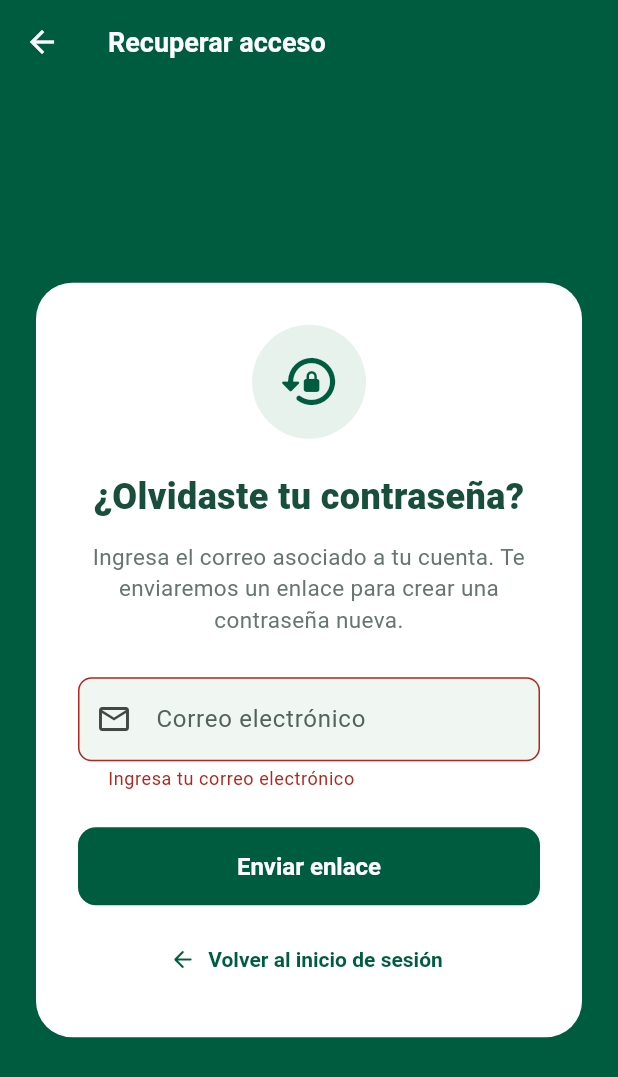
After one commit to JuanEraso23/genli_conecta, a Flutter app: the PasswordRecoveryScreen screen opened by its route, after a tap on "Enviar enlace", on a phone screen of 412 x 824 dp. The commit adds this screen. Shown: the top 1077 px of the screen. Run offline on Flutter 3.47's test engine with Material 3 defaults, Android fonts, the phone set to English and light mode, and no system bars; our stand-ins replace cloud_firestore, firebase_auth, firebase_core; accounts and stored records are empty.

Commit message:
feat: implementar recuperacion de acceso

```diff
--- a/lib/app/routes.dart
+++ b/lib/app/routes.dart
@@ -1,10 +1,13 @@
 import 'package:flutter/material.dart';
+
 import '../screens/auth/login_screen.dart';
+import '../screens/auth/password_recovery_screen.dart';
 import '../screens/auth/register_screen.dart';
 import '../screens/home/home_screen.dart';
 
 abstract final class AppRoutes {
   static const String login = '/login';
+  static const String passwordRecovery = '/password-recovery';
   static const String register = '/register';
   static const String home = '/home';
 
@@ -22,6 +25,12 @@ abstract final class AppRoutes {
           settings: settings,
         );
 
+      case passwordRecovery:
+        return MaterialPageRoute(
+          builder: (_) => const PasswordRecoveryScreen(),
+          settings: settings,
+        );
+
       case home:
         return MaterialPageRoute(
           builder: (_) => const HomeScreen(),
--- a/lib/screens/auth/login_screen.dart
+++ b/lib/screens/auth/login_screen.dart
@@ -107,6 +107,10 @@ class _LoginScreenState extends State<LoginScreen> {
     Navigator.pushNamed(context, AppRoutes.register);
   }
 
+  void _abrirRecuperacion() {
+    Navigator.pushNamed(context, AppRoutes.passwordRecovery);
+  }
+
   @override
   Widget build(BuildContext context) {
     return Scaffold(
@@ -141,6 +145,7 @@ class _LoginScreenState extends State<LoginScreen> {
                             });
                           },
                           onIniciarSesion: _iniciarSesion,
+                          onRecuperarAcceso: _abrirRecuperacion,
                           onCrearCuenta: _abrirRegistro,
                         ),
                         const SizedBox(height: 28),
@@ -238,6 +243,7 @@ class _LoginForm extends StatelessWidget {
     required this.cargando,
     required this.onCambiarVisibilidad,
     required this.onIniciarSesion,
+    required this.onRecuperarAcceso,
     required this.onCrearCuenta,
   });
 
@@ -251,6 +257,7 @@ class _LoginForm extends StatelessWidget {
 
   final VoidCallback onCambiarVisibilidad;
   final VoidCallback onIniciarSesion;
+  final VoidCallback onRecuperarAcceso;
   final VoidCallback onCrearCuenta;
 
   static String? _validarCorreo(String? value) {
@@ -369,9 +376,25 @@ class _LoginForm extends StatelessWidget {
               ),
               validator: _validarContrasena,
             ),
-
+            Align(
+              alignment: Alignment.centerRight,
+              child: TextButton(
+                onPressed: cargando ? null : onRecuperarAcceso,
+                style: TextButton.styleFrom(
+                  foregroundColor: AppColors.verdePrincipal,
+                  padding: const EdgeInsets.symmetric(
+                    horizontal: 4,
+                    vertical: 8,
+                  ),
+                  tapTargetSize: MaterialTapTargetSize.shrinkWrap,
+                ),
+                child: const Text(
+                  '¿Olvidaste tu contraseña?',
+                  style: TextStyle(fontWeight: FontWeight.w700),
+                ),
+              ),
+            ),
             const SizedBox(height: 24),
-
             // Botón principal para iniciar sesión.
             SizedBox(
               width: double.infinity,
--- /dev/null
+++ b/lib/screens/auth/password_recovery_screen.dart
@@ -0,0 +1,280 @@
+import 'package:flutter/material.dart';
+
+import '../../app/theme.dart';
+import '../../services/auth_service.dart';
+
+class PasswordRecoveryScreen extends StatefulWidget {
+  const PasswordRecoveryScreen({super.key});
+
+  @override
+  State<PasswordRecoveryScreen> createState() => _PasswordRecoveryScreenState();
+}
+
+class _PasswordRecoveryScreenState extends State<PasswordRecoveryScreen> {
+  final GlobalKey<FormState> _formKey = GlobalKey<FormState>();
+  final TextEditingController _correoController = TextEditingController();
+
+  final AuthService _authService = AuthService();
+
+  bool _cargando = false;
+
+  @override
+  void dispose() {
+    _correoController.dispose();
+    super.dispose();
+  }
+
+  Future<void> _enviarEnlace() async {
+    FocusScope.of(context).unfocus();
+
+    if (!_formKey.currentState!.validate()) {
+      return;
+    }
+
+    setState(() {
+      _cargando = true;
+    });
+
+    try {
+      await _authService.enviarCorreoRecuperacion(
+        correo: _correoController.text,
+      );
+
+      if (!mounted) {
+        return;
+      }
+
+      setState(() {
+        _cargando = false;
+      });
+
+      await showDialog<void>(
+        context: context,
+        barrierDismissible: false,
+        builder: (dialogContext) {
+          return AlertDialog(
+            icon: const Icon(
+              Icons.mark_email_read_rounded,
+              color: AppColors.verdePrincipal,
+              size: 52,
+            ),
+            title: const Text('Revisa tu correo', textAlign: TextAlign.center),
+            content: Text(
+              'Si existe una cuenta asociada a '
+              '${_correoController.text.trim()}, recibirás un enlace '
+              'para restablecer la contraseña.\n\n'
+              'Revisa también la carpeta de correo no deseado.',
+              textAlign: TextAlign.center,
+            ),
+            actionsAlignment: MainAxisAlignment.center,
+            actions: [
+              FilledButton(
+                onPressed: () {
+                  Navigator.pop(dialogContext);
+                },
+                child: const Text('Entendido'),
+              ),
+            ],
+          );
+        },
+      );
+
+      if (!mounted) {
+        return;
+      }
+
+      Navigator.pop(context);
+    } on AuthServiceException catch (error) {
+      if (!mounted) {
+        return;
+      }
+
+      setState(() {
+        _cargando = false;
+      });
+
+      ScaffoldMessenger.of(
+        context,
+      ).showSnackBar(SnackBar(content: Text(error.mensaje)));
+    } catch (_) {
+      if (!mounted) {
+        return;
+      }
+
+      setState(() {
+        _cargando = false;
+      });
+
+      ScaffoldMessenger.of(context).showSnackBar(
+        const SnackBar(
+          content: Text('Ocurrió un error inesperado al enviar el correo.'),
+        ),
+      );
+    }
+  }
+
+  String? _validarCorreo(String? valor) {
+    final String correo = valor?.trim() ?? '';
+
+    if (correo.isEmpty) {
+      return 'Ingresa tu correo electrónico';
+    }
+
+    final RegExp formatoCorreo = RegExp(r'^[^@\s]+@[^@\s]+\.[^@\s]+$');
+
+    if (!formatoCorreo.hasMatch(correo)) {
+      return 'Ingresa un correo electrónico válido';
+    }
+
+    return null;
+  }
+
+  @override
+  Widget build(BuildContext context) {
+    return Scaffold(
+      backgroundColor: AppColors.verdePrincipal,
+      appBar: AppBar(
+        backgroundColor: AppColors.verdePrincipal,
+        foregroundColor: AppColors.blanco,
+        elevation: 0,
+        title: const Text('Recuperar acceso'),
+      ),
+      body: SafeArea(
+        child: LayoutBuilder(
+          builder: (context, constraints) {
+            return SingleChildScrollView(
+              keyboardDismissBehavior: ScrollViewKeyboardDismissBehavior.onDrag,
+              padding: const EdgeInsets.all(24),
+              child: ConstrainedBox(
+                constraints: BoxConstraints(
+                  minHeight: constraints.maxHeight - 48,
+                ),
+                child: Center(
+                  child: Container(
+                    width: double.infinity,
+                    constraints: const BoxConstraints(maxWidth: 500),
+                    padding: const EdgeInsets.all(28),
+                    decoration: BoxDecoration(
+                      color: AppColors.blanco,
+                      borderRadius: BorderRadius.circular(24),
+                    ),
+                    child: Form(
+                      key: _formKey,
+                      child: Column(
+                        mainAxisSize: MainAxisSize.min,
+                        children: [
+                          Container(
+                            width: 76,
+                            height: 76,
+                            decoration: const BoxDecoration(
+                              color: AppColors.verdeClaro,
+                              shape: BoxShape.circle,
+                            ),
+                            child: const Icon(
+                              Icons.lock_reset_rounded,
+                              color: AppColors.verdePrincipal,
+                              size: 42,
+                            ),
+                          ),
+                          const SizedBox(height: 22),
+                          const Text(
+                            '¿Olvidaste tu contraseña?',
+                            textAlign: TextAlign.center,
+                            style: TextStyle(
+                              color: AppColors.verdeTexto,
+                              fontSize: 24,
+                              fontWeight: FontWeight.w800,
+                            ),
+                          ),
+                          const SizedBox(height: 12),
+                          const Text(
+                            'Ingresa el correo asociado a tu cuenta. '
+                            'Te enviaremos un enlace para crear una '
+                            'contraseña nueva.',
+                            textAlign: TextAlign.center,
+                            style: TextStyle(
+                              color: AppColors.textoSecundario,
+                              fontSize: 15,
+                              height: 1.4,
+                            ),
+                          ),
+                          const SizedBox(height: 28),
+                          TextFormField(
+                            controller: _correoController,
+                            validator: _validarCorreo,
+                            keyboardType: TextInputType.emailAddress,
+                            textInputAction: TextInputAction.done,
+                            autocorrect: false,
+                            enableSuggestions: false,
+                            autofillHints: const [AutofillHints.email],
+                            onFieldSubmitted: (_) {
+                              if (!_cargando) {
+                                _enviarEnlace();
+                              }
+                            },
+                            decoration: InputDecoration(
+                              labelText: 'Correo electrónico',
+                              hintText: 'correo@ejemplo.com',
+                              prefixIcon: const Icon(Icons.email_outlined),
+                              filled: true,
+                              fillColor: AppColors.fondoClaro,
+                              border: OutlineInputBorder(
+                                borderRadius: BorderRadius.circular(12),
+                                borderSide: BorderSide.none,
+                              ),
+                            ),
+                          ),
+                          const SizedBox(height: 24),
+                          SizedBox(
+                            width: double.infinity,
+                            height: 52,
+                            child: FilledButton(
+                              onPressed: _cargando ? null : _enviarEnlace,
+                              style: FilledButton.styleFrom(
+                                backgroundColor: AppColors.verdePrincipal,
+                                foregroundColor: AppColors.blanco,
+                                shape: RoundedRectangleBorder(
+                                  borderRadius: BorderRadius.circular(12),
+                                ),
+                              ),
+                              child: _cargando
+                                  ? const SizedBox(
+                                      width: 23,
+                                      height: 23,
+                                      child: CircularProgressIndicator(
+                                        strokeWidth: 2.5,
+                                        color: AppColors.blanco,
+                                      ),
+                                    )
+                                  : const Text(
+                                      'Enviar enlace',
+                                      style: TextStyle(
+                                        fontSize: 16,
+                                        fontWeight: FontWeight.w700,
+                                      ),
+                                    ),
+                            ),
+                          ),
+                          const SizedBox(height: 12),
+                          TextButton.icon(
+                            onPressed: _cargando
+                                ? null
+                                : () {
+                                    Navigator.pop(context);
+                                  },
+                            icon: const Icon(Icons.arrow_back_rounded),
+                            label: const Text('Volver al inicio de sesión'),
+                          ),
+                        ],
+                      ),
+                    ),
+                  ),
+                ),
+              ),
+            );
+          },
+        ),
+      ),
+    );
+  }
+}
--- a/lib/services/auth_service.dart
+++ b/lib/services/auth_service.dart
@@ -178,12 +178,32 @@ class AuthService {
     return Usuario.fromMap(id: documento.id, data: datos);
   }
 
+  Future<void> enviarCorreoRecuperacion({required String correo}) async {
+    final String correoNormalizado = correo.trim().toLowerCase();
+
+    if (correoNormalizado.isEmpty) {
+      throw const AuthServiceException('Ingresa tu correo electrónico.');
+    }
+
+    try {
+      await _firebaseAuth.sendPasswordResetEmail(email: correoNormalizado);
+    } on firebase_auth.FirebaseAuthException catch (error) {
+      throw AuthServiceException(_mensajeErrorFirebase(error.code));
+    } catch (_) {
+      throw const AuthServiceException(
+        'Ocurrió un error inesperado al enviar el correo.',
+      );
+    }
+  }
+
   Future<void> cerrarSesion() async {
     await _firebaseAuth.signOut();
   }
 
   static String _mensajeErrorFirebase(String codigo) {
     switch (codigo) {
+      case 'missing-email':
+        return 'Ingresa tu correo electrónico.';
       case 'email-already-in-use':
         return 'Ya existe una cuenta con este correo.';
       case 'invalid-email':
@@ -193,12 +213,13 @@ class AuthService {
       case 'user-disabled':
         return 'Esta cuenta se encuentra deshabilitada.';
       case 'user-not-found':
+        return 'No existe una cuenta registrada con este correo.';
       case 'wrong-password':
       case 'invalid-credential':
         return 'Correo o contraseña incorrectos.';
       case 'too-many-requests':
         return 'Se realizaron demasiados intentos. '
-            'Inténtalo más tarde.';
+            'Inténtalo nuevamente más tarde.';
       case 'network-request-failed':
         return 'No fue posible conectarse. '
             'Revisa tu conexión a internet.';
```
